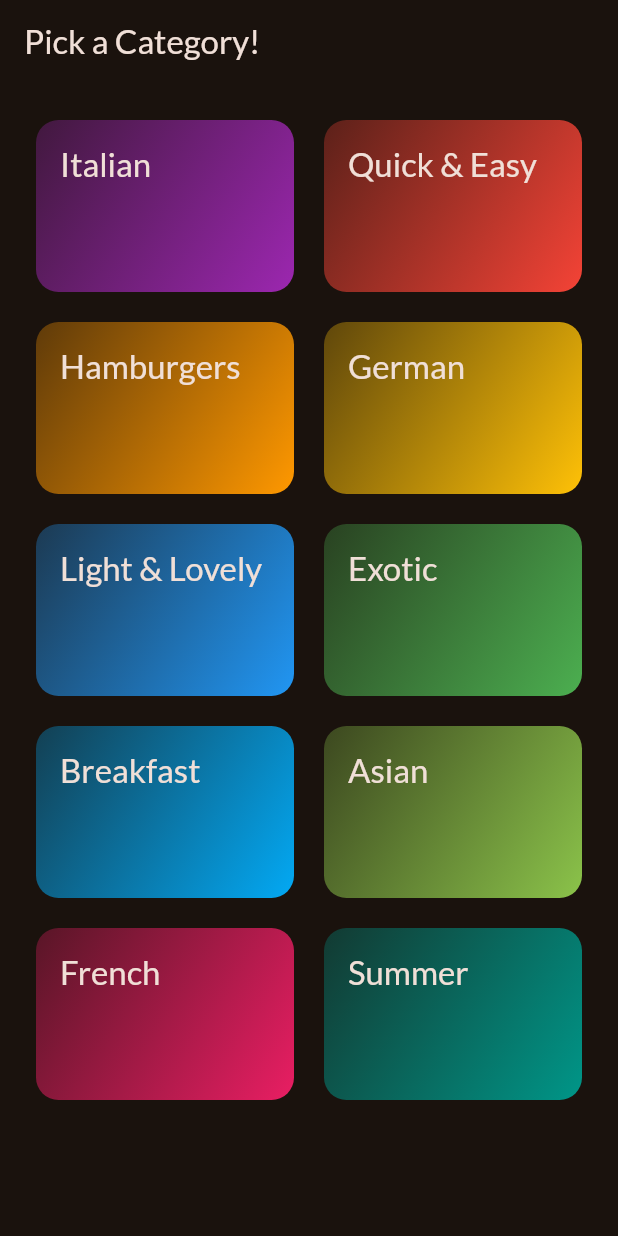
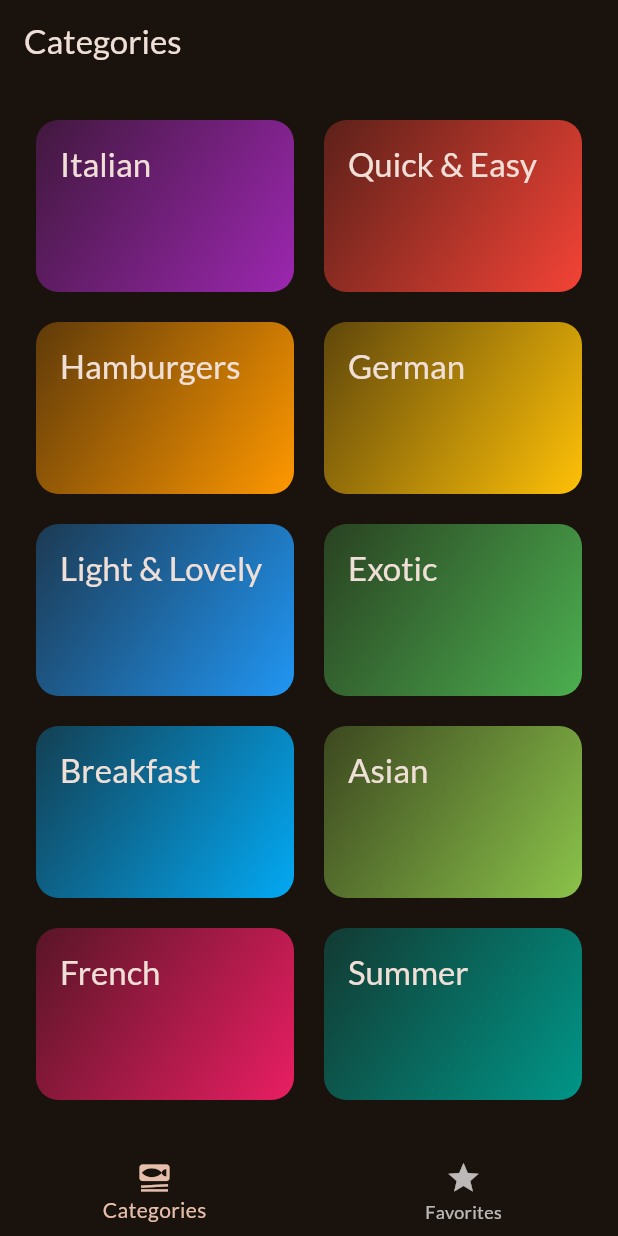
Before and after one commit to sznorbee/meals, a Flutter app: the screen it shows after launch, on a phone screen of 412 x 824 dp. Run offline on Flutter 3.47's test engine with Material 3 defaults, Android fonts, the phone set to English and light mode, and no system bars; our stand-ins replace google_fonts, transparent_image.

Commit message:
add tab bar

```diff
--- a/lib/main.dart
+++ b/lib/main.dart
@@ -1,6 +1,6 @@
 import 'package:flutter/material.dart';
 import 'package:google_fonts/google_fonts.dart';
-import 'package:meals/screens/categories.dart';
+import 'package:meals/screens/tabs.dart';
 
 final theme = ThemeData(
   colorScheme: ColorScheme.fromSeed(
@@ -21,7 +21,7 @@ class App extends StatelessWidget {
   Widget build(BuildContext context) {
     return MaterialApp(
       theme: theme,
-      home: const CategoriesScreen(),
+      home: const TabsScreen(),
     );
   }
 }
--- a/lib/screens/categories.dart
+++ b/lib/screens/categories.dart
@@ -19,11 +19,7 @@ class CategoriesScreen extends StatelessWidget {
 
   @override
   Widget build(BuildContext context) {
-    return Scaffold(
-      appBar: AppBar(
-        title: const Text('Pick a Category!'),
-      ),
-      body: GridView(
+    return GridView(
       padding: const EdgeInsets.all(24),
       gridDelegate: const SliverGridDelegateWithFixedCrossAxisCount(
           crossAxisCount: 2,
@@ -37,7 +33,6 @@ class CategoriesScreen extends StatelessWidget {
             onSelectCategory: () => _selectCategory(context, category),
           ),
       ],
-      ),
     );
   }
 }
--- a/lib/screens/meal_detail.dart
+++ b/lib/screens/meal_detail.dart
@@ -11,6 +11,12 @@ class MealDetailScreen extends StatelessWidget {
     return Scaffold(
       appBar: AppBar(
         title: Text(meal.title),
+        actions: [
+          IconButton(
+            icon: const Icon(Icons.star_border),
+            onPressed: () {},
+          ),
+        ],
       ),
       body: ListView(
         padding: const EdgeInsets.all(10),
--- /dev/null
+++ b/lib/screens/tabs.dart
@@ -0,0 +1,50 @@
+import 'package:flutter/material.dart';
+import 'package:meals/screens/categories.dart';
+import 'package:meals/screens/meals.dart';
+
+class TabsScreen extends StatefulWidget {
+  const TabsScreen({super.key});
+
+  @override
+  State<TabsScreen> createState() => _TabsScreenState();
+}
+
+class _TabsScreenState extends State<TabsScreen> {
+  int _selectedPageIndex = 0;
+  void _selectPage(int index) {
+    setState(() {
+      _selectedPageIndex = index;
+    });
+  }
+
+  @override
+  Widget build(BuildContext context) {
+    Widget activePage = const CategoriesScreen();
+    var activePageTitle = 'Categories';
+
+    if (_selectedPageIndex == 1) {
+      activePage = const MealsScreen(meals: []);
+      activePageTitle = 'Favorites';
+    }
+
+    return Scaffold(
+        appBar: AppBar(
+          title: Text(activePageTitle),
+        ),
+        body: activePage,
+        bottomNavigationBar: BottomNavigationBar(
+          onTap: (index) => _selectPage(index),
+          currentIndex: _selectedPageIndex,
+          items: const [
+            BottomNavigationBarItem(
+              icon: Icon(Icons.set_meal),
+              label: 'Categories',
+            ),
+            BottomNavigationBarItem(
+              icon: Icon(Icons.star),
+              label: 'Favorites',
+            ),
+          ],
+        ));
+  }
+}
```
Also changed, not shown: lib/screens/meals.dart (+7 -3 lines). Lines whose indentation alone changed are shown as unchanged.
